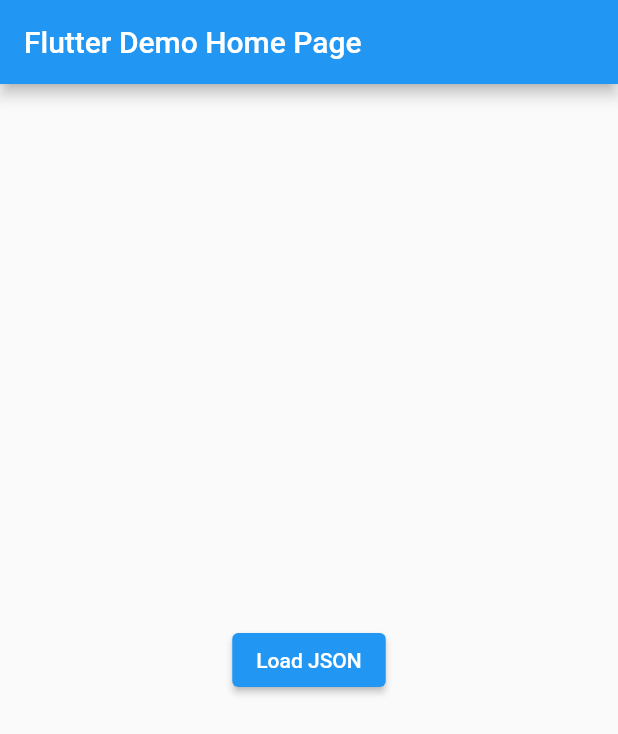
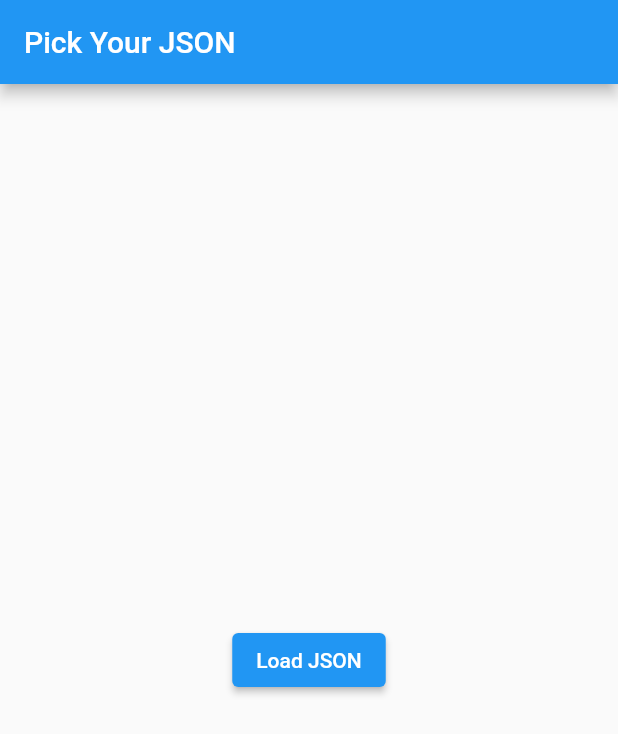
Before and after one commit to UmairJibran/memory_monitoring, a Flutter app: the screen it shows after launch, on a phone screen of 412 x 824 dp. Shown: the top 734 px of the screen. Run offline on Flutter 3.47's test engine with Material 2 defaults, Android fonts, the phone set to English and light mode, and no system bars; our stand-ins replace bloc, file_picker, flutter_bloc.

Commit message:
extract home page from `main.dart`

```diff
--- a/lib/main.dart
+++ b/lib/main.dart
@@ -1,13 +1,22 @@
 import 'package:flutter/material.dart';
 import 'package:flutter_bloc/flutter_bloc.dart';
 import 'package:memory_checkup/cubit/file_picker_cubit.dart';
+import 'package:memory_checkup/router.dart';
 
 void main() {
-  runApp(const MyApp());
+  runApp(
+    MyApp(
+      appRouter: AppRouter(),
+    ),
+  );
 }
 
 class MyApp extends StatelessWidget {
-  const MyApp({Key? key}) : super(key: key);
+  final AppRouter? appRouter;
+  const MyApp({
+    Key? key,
+    required this.appRouter,
+  }) : super(key: key);
 
   @override
   Widget build(BuildContext context) {
@@ -22,60 +31,8 @@
         theme: ThemeData(
           primarySwatch: Colors.blue,
         ),
-        home: const MyHomePage(title: 'Flutter Demo Home Page'),
+        onGenerateRoute: appRouter!.onGeneratedRoute,
       ),
     );
   }
 }
-
-class MyHomePage extends StatefulWidget {
-  const MyHomePage({Key? key, required this.title}) : super(key: key);
-  final String title;
-
-  @override
-  State<MyHomePage> createState() => _MyHomePageState();
-}
-
-class _MyHomePageState extends State<MyHomePage> {
-  @override
-  Widget build(BuildContext parentContext) {
-    return Scaffold(
-      appBar: AppBar(
-        title: Text(widget.title),
-      ),
-      body: Center(
-        child: BlocConsumer<FilePickerCubit, FilePickerState>(
-          listener: (listenerContext, state) {
-            if (state is FilePicked) {
-              ScaffoldMessenger.of(listenerContext).showSnackBar(
-                SnackBar(
-                  content: Text(state.response.path),
-                ),
-              );
-            }
-          },
-          builder: (BuildContext builderContext, FilePickerState state) {
-            if (state is FilePickerInitial) {
-              return ElevatedButton(
-                child: const Text(
-                  "Load JSON",
-                ),
-                onPressed: () {
-                  BlocProvider.of<FilePickerCubit>(builderContext)
-                      .startPicking();
-                  BlocProvider.of<FilePickerCubit>(builderContext).pickJSON();
-                },
-              );
-            } else if (state is FilePicked) {
-              return const Text("File Picked");
-            } else if (state is FilePickerCancelled) {
-              return const Text('No file selected');
-            } else {
-              return const CircularProgressIndicator();
-            }
-          },
-        ),
-      ),
-    );
-  }
-}
--- /dev/null
+++ b/lib/router.dart
@@ -0,0 +1,17 @@
+import 'package:flutter/material.dart';
+import 'package:memory_checkup/views/home.dart';
+
+class AppRouter {
+  Route? onGeneratedRoute(RouteSettings routeSettings) {
+    switch (routeSettings.name) {
+      case "/":
+        return MaterialPageRoute(
+          builder: (ctx) => const MyHomePage(
+            title: 'Pick Your JSON',
+          ),
+        );
+      default:
+        return null;
+    }
+  }
+}
--- /dev/null
+++ b/lib/views/home.dart
@@ -0,0 +1,62 @@
+import 'dart:convert';
+
+import 'package:flutter/material.dart';
+import 'package:flutter_bloc/flutter_bloc.dart';
+import 'package:memory_checkup/cubit/file_picker_cubit.dart';
+
+class MyHomePage extends StatefulWidget {
+  static const routeName = "/home";
+
+  const MyHomePage({Key? key, required this.title}) : super(key: key);
+  final String title;
+
+  @override
+  State<MyHomePage> createState() => _MyHomePageState();
+}
+
+class _MyHomePageState extends State<MyHomePage> {
+  @override
+  Widget build(BuildContext parentContext) {
+    return Scaffold(
+      appBar: AppBar(
+        title: Text(widget.title),
+      ),
+      body: Center(
+        child: BlocConsumer<FilePickerCubit, FilePickerState>(
+          listener: (listenerContext, state) {
+            if (state is FilePicked) {
+              ScaffoldMessenger.of(listenerContext).showSnackBar(
+                SnackBar(
+                  content: Text(state.response.path),
+                ),
+              );
+            }
+          },
+          builder: (BuildContext builderContext, FilePickerState state) {
+            if (state is FilePickerInitial) {
+              return ElevatedButton(
+                child: const Text(
+                  "Load JSON",
+                ),
+                onPressed: () {
+                  BlocProvider.of<FilePickerCubit>(builderContext)
+                      .startPicking();
+                  BlocProvider.of<FilePickerCubit>(builderContext).pickJSON();
+                },
+              );
+            } else if (state is FilePicked) {
+              String value = state.response.readAsLinesSync().join('\n');
+              var map = json.decode(value);
+              map.forEach((value) => {print(value)});
+              return const Text("File Picked");
+            } else if (state is FilePickerCancelled) {
+              return const Text('No file selected');
+            } else {
+              return const CircularProgressIndicator();
+            }
+          },
+        ),
+      ),
+    );
+  }
+}
```
